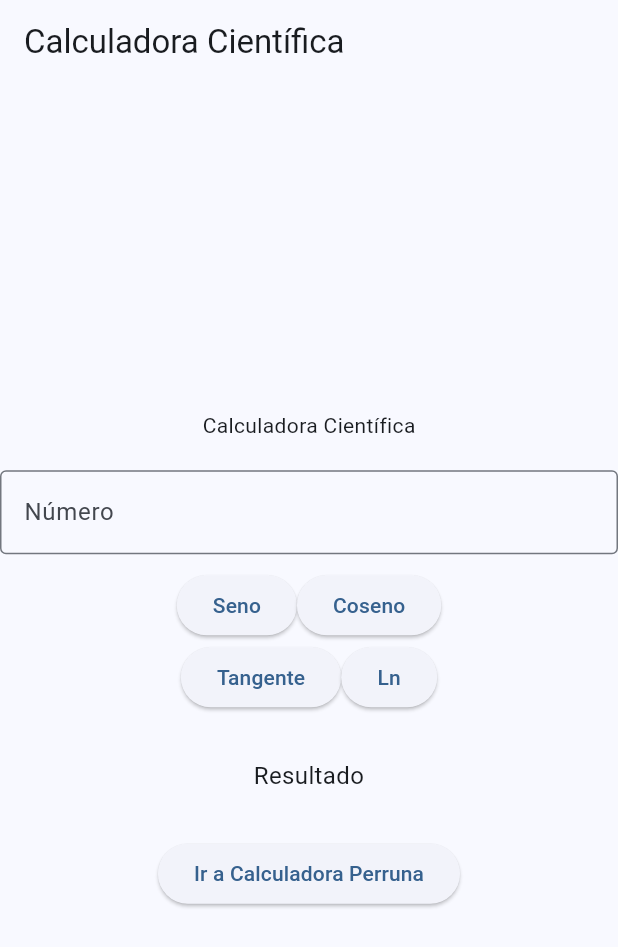
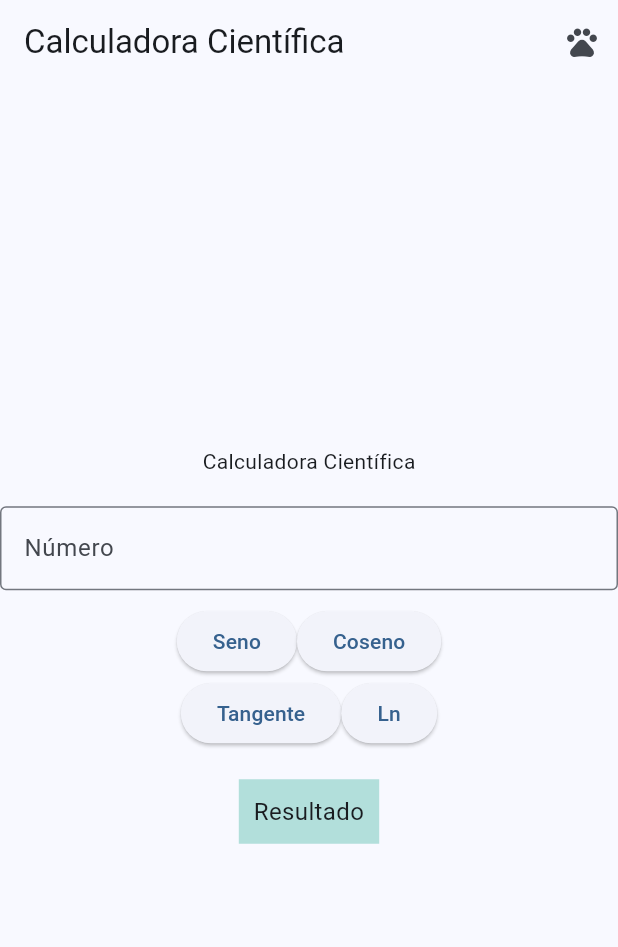
Before and after one commit to JulioViche/julio_viche_castillo_ea1p, a Flutter app: the screen it shows after launch, on a phone screen of 412 x 824 dp. Shown: the top 947 px of the screen. Run offline on Flutter 3.47's test engine with Material 3 defaults, Android fonts, the phone set to English and light mode, and no system bars.

Commit message:
ADD calculadora perruna

```diff
--- /dev/null
+++ b/lib/components/atoms/custom_button.dart
@@ -0,0 +1,20 @@
+import 'package:flutter/material.dart';
+
+class CustomButton extends StatelessWidget {
+  final VoidCallback onPressed;
+  final String text;
+
+  const CustomButton({
+    super.key,
+    required this.onPressed,
+    required this.text,
+  });
+
+  @override
+  Widget build(BuildContext context) {
+    return ElevatedButton(
+      onPressed: onPressed,
+      child: Text(text),
+    );
+  }
+}
--- /dev/null
+++ b/lib/components/atoms/custom_text_field.dart
@@ -0,0 +1,26 @@
+import 'package:flutter/material.dart';
+
+class CustomTextField extends StatelessWidget {
+  final TextEditingController controller;
+  final String labelText;
+  final TextInputType keyboardType;
+
+  const CustomTextField({
+    super.key,
+    required this.controller,
+    required this.labelText,
+    this.keyboardType = TextInputType.text,
+  });
+
+  @override
+  Widget build(BuildContext context) {
+    return TextField(
+      controller: controller,
+      keyboardType: keyboardType,
+      decoration: InputDecoration(
+        labelText: labelText,
+        border: const OutlineInputBorder(),
+      ),
+    );
+  }
+}
--- /dev/null
+++ b/lib/components/atoms/result_container.dart
@@ -0,0 +1,25 @@
+import 'package:flutter/material.dart';
+
+class ResultContainer extends StatelessWidget {
+  final String result;
+  final String defaultText;
+
+  const ResultContainer({
+    super.key,
+    required this.result,
+    this.defaultText = 'El resultado aparecerá aquí',
+  });
+
+  @override
+  Widget build(BuildContext context) {
+    return Container(
+      padding: const EdgeInsets.all(10),
+      color: Colors.teal[100],
+      child: Text(
+        result.isEmpty ? defaultText : result,
+        style: const TextStyle(fontSize: 16),
+        textAlign: TextAlign.center,
+      ),
+    );
+  }
+}
--- /dev/null
+++ b/lib/components/molecules/calculator_button_row.dart
@@ -0,0 +1,26 @@
+import 'package:flutter/material.dart';
+import '../atoms/custom_button.dart';
+
+class CalculatorButtonRow extends StatelessWidget {
+  final List<String> buttonTexts;
+  final List<VoidCallback> onPressedCallbacks;
+
+  const CalculatorButtonRow({
+    super.key,
+    required this.buttonTexts,
+    required this.onPressedCallbacks,
+  });
+
+  @override
+  Widget build(BuildContext context) {
+    return Row(
+      mainAxisAlignment: MainAxisAlignment.center,
+      children: List.generate(buttonTexts.length, (index) {
+        return CustomButton(
+          onPressed: onPressedCallbacks[index],
+          text: buttonTexts[index],
+        );
+      }),
+    );
+  }
+}
--- /dev/null
+++ b/lib/components/organisms/scientific_calculator_form.dart
@@ -0,0 +1,41 @@
+import 'package:flutter/material.dart';
+import '../atoms/custom_text_field.dart';
+import '../atoms/result_container.dart';
+import '../molecules/calculator_button_row.dart';
+
+class ScientificCalculatorForm extends StatelessWidget {
+  final TextEditingController numberController;
+  final String result;
+  final List<VoidCallback> mathOperations;
+
+  const ScientificCalculatorForm({
+    super.key,
+    required this.numberController,
+    required this.result,
+    required this.mathOperations,
+  });
+
+  @override
+  Widget build(BuildContext context) {
+    return Column(
+      children: [
+        CustomTextField(
+          controller: numberController,
+          labelText: 'Número',
+          keyboardType: TextInputType.number,
+        ),
+        const SizedBox(height: 10),
+        CalculatorButtonRow(
+          buttonTexts: const ['Seno', 'Coseno'],
+          onPressedCallbacks: [mathOperations[0], mathOperations[1]],
+        ),
+        CalculatorButtonRow(
+          buttonTexts: const ['Tangente', 'Ln'],
+          onPressedCallbacks: [mathOperations[2], mathOperations[3]],
+        ),
+        const SizedBox(height: 20),
+        ResultContainer(result: result, defaultText: 'Resultado'),
+      ],
+    );
+  }
+}
--- a/lib/layout/CalculadoraCientifica.dart
+++ b/lib/layout/CalculadoraCientifica.dart
@@ -1,7 +1,10 @@
 import 'package:flutter/material.dart';
 import 'dart:math';
 import 'CalculadoraPerruna.dart';
+import '../components/atoms/custom_button.dart';
+import '../components/organisms/scientific_calculator_form.dart';
 
+// TEMPLATE/PAGE - Estructura completa usando Atomic Design
 class CalculadoraCientifica extends StatefulWidget {
   const CalculadoraCientifica({super.key});
 
@@ -75,18 +78,21 @@ class _CalculadoraCientificaState extends State<CalculadoraCientifica> {
     }
   }
 
-  void _navegarACalculadoraPerruna() {
-    Navigator.push(
-      context,
-      MaterialPageRoute(builder: (context) => const CalculadoraPerruna())
-    );
-  }
-
   @override
   Widget build(BuildContext context) {
     return Scaffold(
       appBar: AppBar(
         title: const Text('Calculadora Científica'),
+        actions: [
+          IconButton(
+            onPressed: () => Navigator.push(
+              context,
+              MaterialPageRoute(builder: (context) => const CalculadoraPerruna())
+            ),
+            icon: const Icon(Icons.pets),
+            tooltip: 'Ir a Calculadora Perruna',
+          ),
+        ],
       ),
       body: Column(
         mainAxisAlignment: MainAxisAlignment.center,
@@ -94,58 +100,20 @@ class _CalculadoraCientificaState extends State<CalculadoraCientifica> {
           const Text('Calculadora Científica'),
           const SizedBox(height: 20),
 
-          TextField(
-            controller: _numeroController,
-            keyboardType: TextInputType.number,
-            decoration: const InputDecoration(
-              labelText: 'Número',
-              border: OutlineInputBorder(),
-            ),
-          ),
-          const SizedBox(height: 10),
-
-          Row(
-            mainAxisAlignment: MainAxisAlignment.center,
-            children: [
-              ElevatedButton(
-                onPressed: _calcularSeno,
-                child: const Text('Seno'),
-              ),
-              ElevatedButton(
-                onPressed: _calcularCoseno,
-                child: const Text('Coseno'),
-              ),
+          // ORGANISM - Formulario completo de calculadora científica
+          ScientificCalculatorForm(
+            numberController: _numeroController,
+            result: _resultado,
+            mathOperations: [
+              _calcularSeno,
+              _calcularCoseno,
+              _calcularTangente,
+              _calcularLogaritmoNatural,
             ],
           ),
-          Row(
-            mainAxisAlignment: MainAxisAlignment.center,
-            children: [
-              ElevatedButton(
-                onPressed: _calcularTangente,
-                child: const Text('Tangente'),
-              ),
-              ElevatedButton(
-                onPressed: _calcularLogaritmoNatural,
-                child: const Text('Ln'),
-              ),
-            ],
-          ),
+
           const SizedBox(height: 20),
 
-          Container(
-            padding: const EdgeInsets.all(10),
-            child: Text(
-              _resultado.isEmpty ? 'Resultado' : _resultado,
-              style: const TextStyle(fontSize: 16),
-              textAlign: TextAlign.center,
-            ),
-          ),
-          const SizedBox(height: 20),
-
-          ElevatedButton(
-            onPressed: _navegarACalculadoraPerruna,
-            child: const Text('Ir a Calculadora Perruna'),
-          ),
         ],
       ),
     );
```
Also changed, not shown: lib/components/molecules/age_input_form.dart (added, +42 -0 lines), lib/components/molecules/dog_image_widget.dart (added, +32 -0 lines), lib/components/molecules/size_selector.dart (added, +30 -0 lines), lib/components/organisms/dog_age_calculator_form.dart (added, +41 -0 lines), lib/layout/CalculadoraPerruna.dart (+66 -19 lines).
